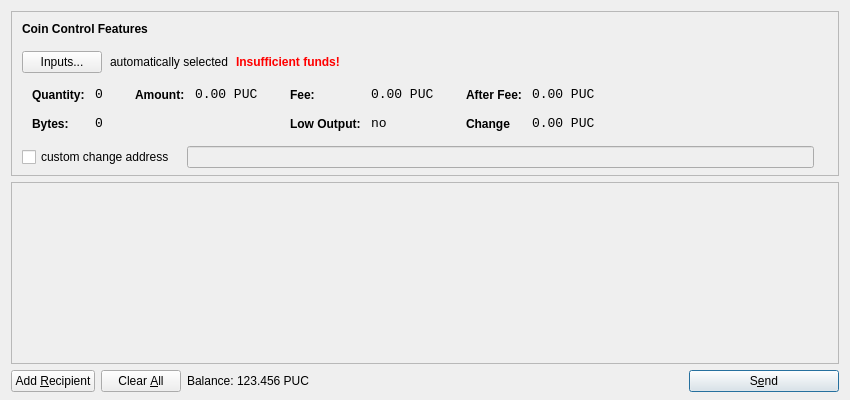
The window that src/qt/forms/sendcoinsdialog.ui (devPOOLCOIN/poolcoin) describes before a commit, drawn with Qt 5.
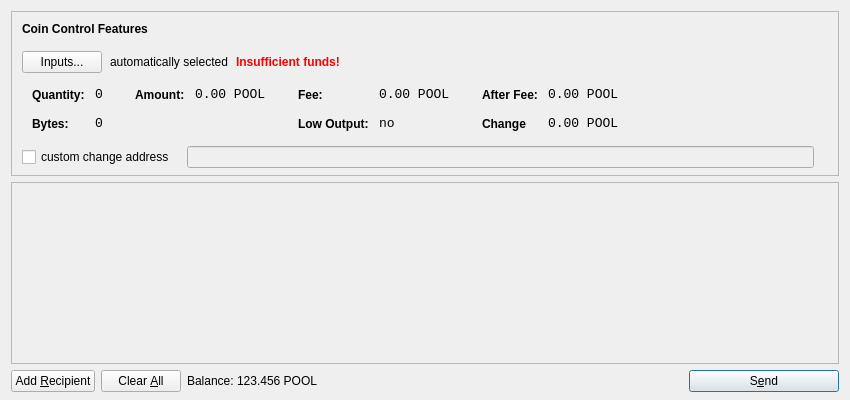
The same window after the commit. Icons and pictures are not drawn.

```diff
--- a/src/qt/forms/sendcoinsdialog.ui
+++ b/src/qt/forms/sendcoinsdialog.ui
@@ -321,7 +321,7 @@
                   <enum>Qt::ActionsContextMenu</enum>
                  </property>
                  <property name="text">
-                  <string notr="true">0.00 PUC</string>
+                  <string notr="true">0.00 POOL</string>
                  </property>
                  <property name="textInteractionFlags">
                   <set>Qt::LinksAccessibleByMouse|Qt::TextSelectableByKeyboard|Qt::TextSelectableByMouse</set>
@@ -375,7 +375,7 @@
                   <enum>Qt::ActionsContextMenu</enum>
                  </property>
                  <property name="text">
-                  <string notr="true">0.00 PUC</string>
+                  <string notr="true">0.00 POOL</string>
                  </property>
                  <property name="textInteractionFlags">
                   <set>Qt::LinksAccessibleByMouse|Qt::TextSelectableByKeyboard|Qt::TextSelectableByMouse</set>
@@ -461,7 +461,7 @@
                   <enum>Qt::ActionsContextMenu</enum>
                  </property>
                  <property name="text">
-                  <string notr="true">0.00 PUC</string>
+                  <string notr="true">0.00 POOL</string>
                  </property>
                  <property name="textInteractionFlags">
                   <set>Qt::LinksAccessibleByMouse|Qt::TextSelectableByKeyboard|Qt::TextSelectableByMouse</set>
@@ -493,7 +493,7 @@
                   <enum>Qt::ActionsContextMenu</enum>
                  </property>
                  <property name="text">
-                  <string notr="true">0.00 PUC</string>
+                  <string notr="true">0.00 POOL</string>
                  </property>
                  <property name="textInteractionFlags">
                   <set>Qt::LinksAccessibleByMouse|Qt::TextSelectableByKeyboard|Qt::TextSelectableByMouse</set>
@@ -692,7 +692,7 @@
           <cursorShape>IBeamCursor</cursorShape>
          </property>
          <property name="text">
-          <string notr="true">123.456 PUC</string>
+          <string notr="true">123.456 POOL</string>
          </property>
          <property name="textInteractionFlags">
           <set>Qt::LinksAccessibleByMouse|Qt::TextSelectableByKeyboard|Qt::TextSelectableByMouse</set>
```
